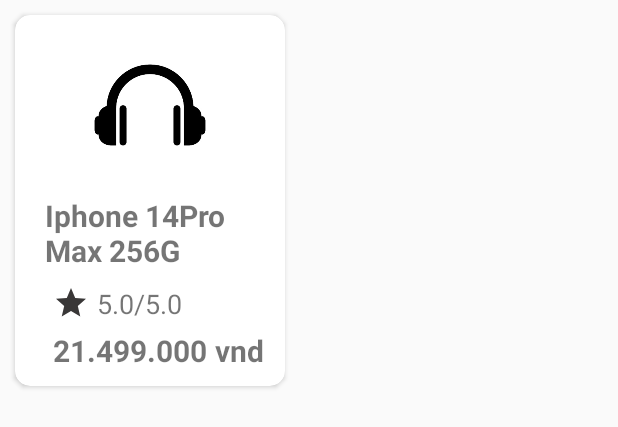
After one commit to hualocson/Project-mobile-ecommerce, an Android app: the layout item_product.xml on its own in the app's theme, with its tools: preview values and no code run, on a phone screen of 412 x 824 dp. The commit adds this screen. Shown: the top 427 px of the screen. Run offline under Robolectric (Android 15) with nearby library versions, the phone set to English and light mode, and no system bars.

Commit message:
#8 item product done

```diff
--- a/app/build.gradle
+++ b/app/build.gradle
@@ -43,6 +43,7 @@ dependencies {
     testImplementation 'junit:junit:4.13.2'
     androidTestImplementation 'androidx.test.ext:junit:1.1.5'
     androidTestImplementation 'androidx.test.espresso:espresso-core:3.5.1'
+    implementation "androidx.cardview:cardview:1.0.0"
 
 
     // - - Retrofit2
--- /dev/null
+++ b/app/src/main/res/drawable/star_rate_24.xml
@@ -0,0 +1,5 @@
+<vector android:height="24dp" android:tint="#393737"
+    android:viewportHeight="24" android:viewportWidth="24"
+    android:width="24dp" xmlns:android="http://schemas.android.com/apk/res/android">
+    <path android:fillColor="@android:color/white" android:pathData="M12,17.27L18.18,21l-1.64,-7.03L22,9.24l-7.19,-0.61L12,2 9.19,8.63 2,9.24l5.46,4.73L5.82,21z"/>
+</vector>
--- /dev/null
+++ b/app/src/main/res/layout/item_product.xml
@@ -0,0 +1,84 @@
+<?xml version="1.0" encoding="utf-8"?>
+<androidx.cardview.widget.CardView xmlns:android="http://schemas.android.com/apk/res/android"
+    xmlns:app="http://schemas.android.com/apk/res-auto"
+    android:id="@+id/parent_layout"
+    android:layout_width="180dp"
+    android:layout_height="wrap_content"
+    android:layout_margin="10dp"
+    app:cardCornerRadius="10dp">
+
+    <ImageView
+        android:layout_width="100dp"
+        android:layout_height="100dp"
+        android:layout_marginTop="10dp"
+        android:layout_marginLeft="40dp"
+        android:layout_marginRight="40dp"
+        android:layout_marginBottom="20dp"
+        android:src="@drawable/default_img"
+        />
+    <LinearLayout
+        android:layout_width="wrap_content"
+        android:layout_height="wrap_content"
+        android:layout_marginTop="180dp"
+        android:layout_marginLeft="20dp"
+        >
+
+        <ImageView
+            android:layout_width="24dp"
+            android:layout_height="24dp"
+            android:src="@drawable/star_rate_24"
+            android:layout_marginLeft="5dp"
+            />
+        <TextView
+            android:layout_width="match_parent"
+            android:layout_height="wrap_content"
+            android:text="5.0/5.0"
+            android:textSize="18dp"
+            android:layout_marginLeft="5dp"
+            />
+
+
+    </LinearLayout>
+    <TextView
+        android:id="@+id/product_name"
+        android:layout_width="match_parent"
+        android:layout_height="wrap_content"
+        android:text="Iphone 14Pro Max 256G"
+        android:textSize="20dp"
+        android:textStyle="bold"
+        android:layout_marginTop="120dp"
+        android:layout_marginLeft="20dp"
+        android:layout_marginBottom="20dp"
+        android:layout_marginRight="20dp"
+        />
+
+    <LinearLayout
+        android:layout_width="wrap_content"
+        android:layout_height="wrap_content"
+        android:layout_marginTop="210dp"
+        android:layout_marginLeft="20dp"
+        >
+        <TextView
+            android:id="@+id/product_price"
+            android:layout_width="match_parent"
+            android:layout_height="wrap_content"
+            android:text="21.499.000"
+            android:textSize="20dp"
+            android:textStyle="bold"
+            android:layout_marginLeft="5dp"
+            android:layout_marginBottom="10dp"
+            />
+        <TextView
+            android:layout_width="match_parent"
+            android:layout_height="wrap_content"
+            android:text="vnd"
+            android:textSize="20dp"
+            android:textStyle="bold"
+            android:layout_marginLeft="5dp"
+            android:layout_marginBottom="10dp"
+            />
+    </LinearLayout>
+
+
+
+</androidx.cardview.widget.CardView>
--- a/app/src/main/res/values/colors.xml
+++ b/app/src/main/res/values/colors.xml
@@ -8,4 +8,5 @@
     <color name="black">#FF000000</color>
     <color name="white">#FFFFFFFF</color>
     <color name="text_color">#FF000000</color>
+    <color name="product_background">#C3BABA</color>
 </resources>
```
Also changed, not shown: app/src/main/res/drawable/default_img.jpg (added).
